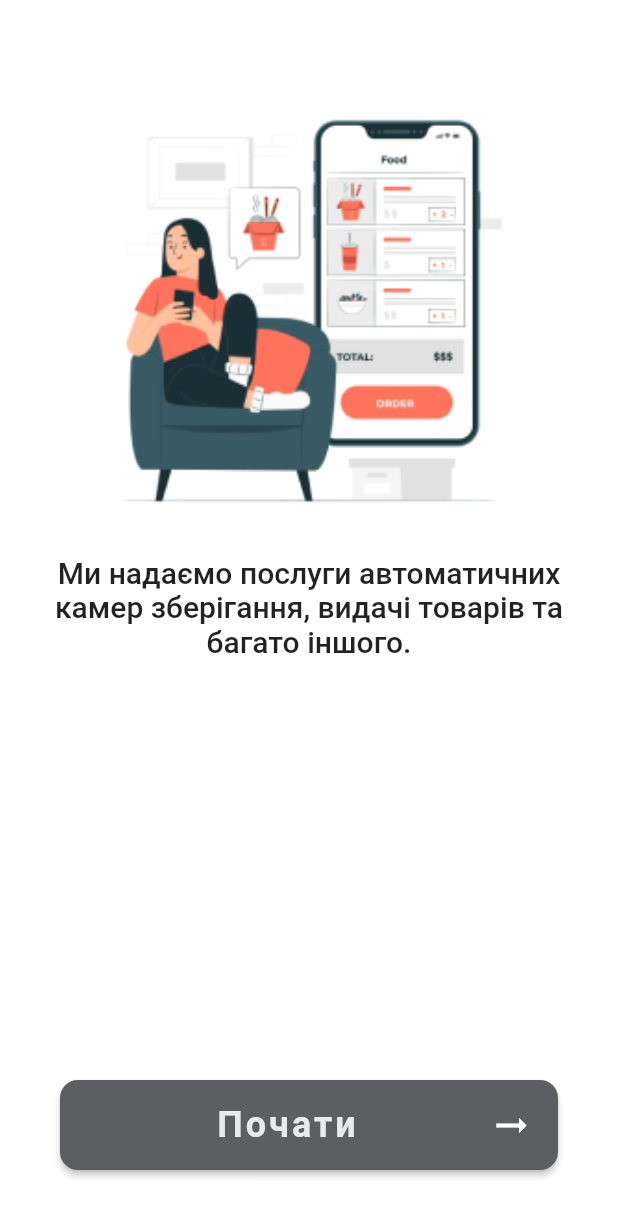
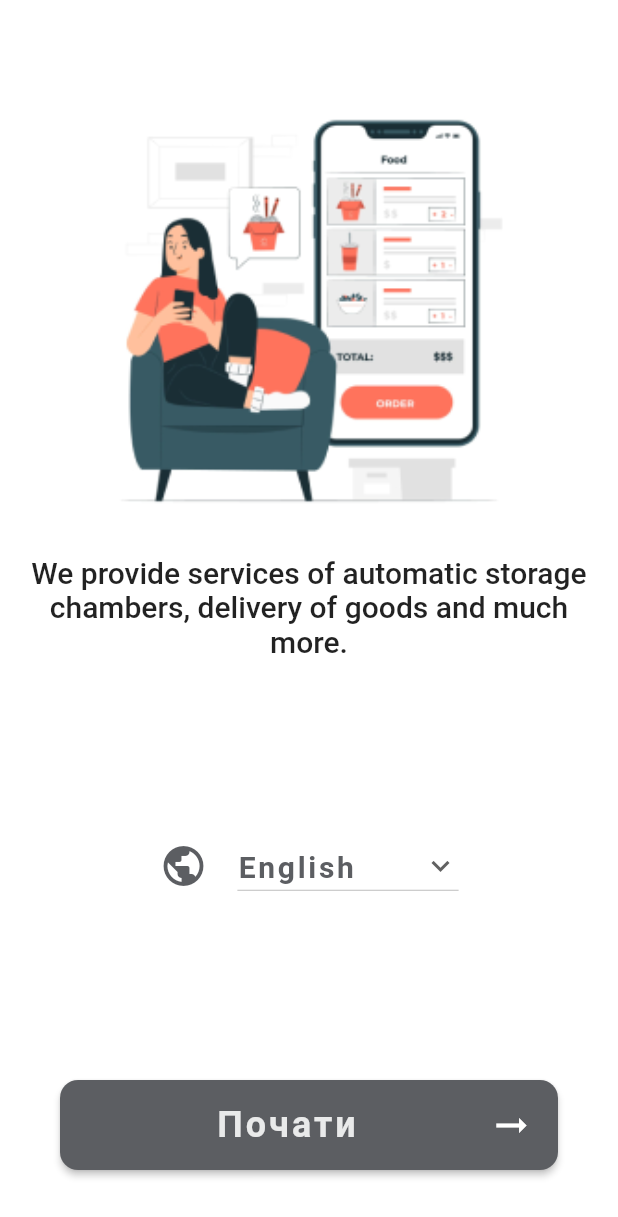
Before and after one commit to MVK-GROUP/webapp, a Flutter app: the screen it shows after launch, on a phone screen of 412 x 824 dp. Shown: the top 1217 px of the screen. Run offline on Flutter 3.47's test engine with Material 2 defaults, Android fonts, the light colour scheme and no system bars; our stand-ins replace easy_localization, google_fonts, intl_phone_number_input, pinput, qr_flutter, shared_preferences and 1 more; missing offline and left inert: dart:js, mobile_scanner.

Commit message:
Start working with i18n

```diff
--- /dev/null
+++ b/assets/translations/en.json
@@ -0,0 +1,5 @@
+{
+    "app_title": "Meal App",
+    "welcome_title": "We provide services of automatic storage chambers, delivery of goods and much more.",
+    "msg_named": "Testing {lang} language"
+}
--- /dev/null
+++ b/assets/translations/ru.json
@@ -0,0 +1,5 @@
+{
+    "app_title": "Главное Меню",
+    "welcome_title": "Мы предоставляем услуги автоматических камер хранения, выдачи товаров и многое другое.",
+    "msg_named": "Тестирование {lang} языка"
+}
--- /dev/null
+++ b/assets/translations/uk.json
@@ -0,0 +1,5 @@
+{
+    "app_title": "Головне Блюдо",
+    "welcome_title": "Ми надаємо послуги автоматичних камер зберігання, видачі товарів та багато іншого.",
+    "msg_named": "Тестування {lang} мови"
+}
--- a/lib/app.dart
+++ b/lib/app.dart
@@ -1,3 +1,4 @@
+import 'package:easy_localization/easy_localization.dart';
 import 'package:flutter/material.dart';
 import 'package:google_fonts/google_fonts.dart';
 import 'package:mvk_app/models/lockers.dart';
@@ -8,6 +9,7 @@ import 'package:mvk_app/screens/auth/auth_screen.dart';
 import 'package:mvk_app/screens/check_payment_screen.dart';
 import 'package:mvk_app/screens/confirm_locker_screen.dart';
 import 'package:mvk_app/screens/splash_screen.dart';
+import 'package:mvk_app/utilities/locales.dart';
 import 'package:provider/provider.dart';
 
 import 'style.dart';
@@ -96,6 +98,11 @@ class RouteGenerator {
 class App extends StatelessWidget {
   const App({Key? key}) : super(key: key);
 
+  Future<LocaleObject> _initializedLocale() async {
+    var locale = SupportedLocales.defaultLocale;
+    return locale;
+  }
+
   @override
   Widget build(BuildContext context) {
     return MultiProvider(
@@ -116,8 +123,17 @@ class App extends StatelessWidget {
           ),
         ],
         child: Consumer<Auth>(builder: (ctx, auth, _) {
+          return FutureBuilder(
+              future: _initializedLocale(),
+              builder: (ctx, snapshot) {
+                if (snapshot.hasData) {
+                  print(
+                      "snapshot data: ${(snapshot.data as LocaleObject).locale}");
                   return MaterialApp(
                     title: 'MVK APP',
+                    localizationsDelegates: context.localizationDelegates,
+                    supportedLocales: context.supportedLocales,
+                    locale: SupportedLocales.defaultLocale.locale,
                     home: auth.isAuth
                         ? const MenuScreen()
                         : FutureBuilder(
@@ -136,7 +152,8 @@ class App extends StatelessWidget {
                       QrScannerScreen.routeName: (ctx) => QrScannerScreen(),
                       MenuScreen.routeName: (ctx) => const MenuScreen(),
                       PayScreen.routeName: (ctx) => const PayScreen(),
-              SuccessOrderScreen.routeName: (ctx) => const SuccessOrderScreen(),
+                      SuccessOrderScreen.routeName: (ctx) =>
+                          const SuccessOrderScreen(),
                       HistoryScreen.routeName: (ctx) => const HistoryScreen(),
                       GoodsScreen.routeName: (ctx) => const GoodsScreen(),
                       AllGoodsScreen.routeName: (ctx) => const AllGoodsScreen(),
@@ -147,6 +164,18 @@ class App extends StatelessWidget {
                         RouteGenerator.generateRoute(settings, context, auth),
                     theme: _theme(),
                   );
+                } else {
+                  return const MaterialApp(
+                    home: Center(
+                      child: SizedBox(
+                        height: 150,
+                        width: 150,
+                        child: CircularProgressIndicator(),
+                      ),
+                    ),
+                  );
+                }
+              });
         }));
   }
 
--- a/lib/main.dart
+++ b/lib/main.dart
@@ -1,8 +1,16 @@
+import 'package:easy_localization/easy_localization.dart';
 import 'package:flutter/material.dart';
+import 'package:mvk_app/utilities/locales.dart';
 import 'package:url_strategy/url_strategy.dart';
 import 'app.dart';
 
 Future<void> main() async {
   setPathUrlStrategy();
-  runApp(const App());
+  WidgetsFlutterBinding.ensureInitialized();
+  await EasyLocalization.ensureInitialized();
+  runApp(EasyLocalization(
+    child: const App(),
+    supportedLocales: SupportedLocales.locales,
+    path: 'assets/translations',
+  ));
 }
--- a/lib/screens/auth/auth_screen.dart
+++ b/lib/screens/auth/auth_screen.dart
@@ -1,11 +1,10 @@
+import 'package:easy_localization/easy_localization.dart';
 import 'package:flutter/material.dart';
 import 'package:mvk_app/screens/auth/otp_page.dart';
 import 'package:mvk_app/screens/auth/phone_page.dart';
 import 'package:mvk_app/screens/auth/welcome_page.dart';
 import 'package:mvk_app/screens/global_menu.dart';
-import 'package:provider/provider.dart';
-
-import '../../providers/order.dart';
+import 'package:mvk_app/utilities/locales.dart';
 
 enum PageType {
   welcome,
@@ -25,10 +24,17 @@ class AuthScreen extends StatefulWidget {
 }
 
 class _AuthScreenState extends State<AuthScreen> {
+  late LocaleObject currentLocale;
   final controller = PageController(
     initialPage: 0,
   );
   String? phoneNumber;
+
+  @override
+  void initState() {
+    currentLocale = SupportedLocales.defaultLocale;
+    super.initState();
+  }
 
   @override
   void dispose() {
@@ -46,6 +52,8 @@ class _AuthScreenState extends State<AuthScreen> {
         children: [
           WelcomePage(
             changePage: changePageTo,
+            selectedLocale: changeLocale,
+            currentLocale: SupportedLocales.defaultLocale,
           ),
           PhoneWidget(
             changePage: changePageTo,
@@ -58,6 +66,15 @@ class _AuthScreenState extends State<AuthScreen> {
         ],
       ),
     ));
+  }
+
+  void changeLocale(LocaleObject? localeObject) {
+    if (localeObject != null) {
+      print("change locale on: ${localeObject.code}");
+      setState(() {
+        context.setLocale(localeObject.locale);
+      });
+    }
   }
 
   void changePageTo(PageType page) async {
--- a/lib/screens/auth/welcome_page.dart
+++ b/lib/screens/auth/welcome_page.dart
@@ -1,15 +1,27 @@
+import 'package:easy_localization/easy_localization.dart';
 import 'package:flutter/material.dart';
 import 'package:mvk_app/screens/auth/auth_screen.dart';
+import 'package:mvk_app/style.dart';
+import 'package:mvk_app/utilities/locales.dart';
 import '../../widgets/image_banner.dart';
 import '../../widgets/main_button.dart';
 
 class WelcomePage extends StatelessWidget {
   final Function(PageType) changePage;
+  final Function(LocaleObject?) selectedLocale;
+  final LocaleObject currentLocale;
 
-  const WelcomePage({required this.changePage, Key? key}) : super(key: key);
+  const WelcomePage(
+      {required this.changePage,
+      required this.currentLocale,
+      required this.selectedLocale,
+      Key? key})
+      : super(key: key);
 
   @override
   Widget build(BuildContext context) {
+    print("text: ${'welcome_title'.tr()}");
+    print(context.locale.languageCode);
     return CustomScrollView(slivers: [
       SliverFillRemaining(
         hasScrollBody: false,
@@ -27,12 +39,26 @@ class WelcomePage extends StatelessWidget {
                 ),
                 Container(
                   child: Text(
-                    'Ми надаємо послуги автоматичних камер зберігання, видачі товарів та багато іншого.',
+                    'welcome_title'.tr(),
                     style: Theme.of(context).textTheme.headline6,
                     textAlign: TextAlign.center,
                   ),
                   margin: const EdgeInsets.fromLTRB(10, 20, 10, 0),
                   padding: const EdgeInsets.all(6.0),
+                ),
+                const Spacer(),
+                Row(
+                  mainAxisAlignment: MainAxisAlignment.center,
+                  children: [
+                    const Icon(
+                      Icons.public,
+                      color: AppColors.mainColor,
+                      size: 32,
+                    ),
+                    const SizedBox(width: 20),
+                    LanguageDropDownWidget(
+                        locale: currentLocale, selectedLocale: selectedLocale),
+                  ],
                 ),
                 const Spacer(),
                 Container(
@@ -54,3 +80,35 @@ class WelcomePage extends StatelessWidget {
     ]);
   }
 }
+
+class LanguageDropDownWidget extends StatelessWidget {
+  final LocaleObject locale;
+  final Function selectedLocale;
+
+  const LanguageDropDownWidget(
+      {required this.locale, required this.selectedLocale, Key? key})
+      : super(key: key);
+
+  @override
+  Widget build(BuildContext context) {
+    return DropdownButton<LocaleObject>(
+      value: locale,
+      icon: const Icon(Icons.keyboard_arrow_down),
+      elevation: 4,
+      underline: null,
+      style: const TextStyle(
+          color: AppColors.mainColor,
+          fontSize: 20,
+          fontWeight: FontWeight.w600,
+          letterSpacing: 1.8),
+      focusColor: Colors.white,
+      onChanged: (LocaleObject? newValue) => selectedLocale(newValue),
+      items: SupportedLocales.lockaleObjects.map((LocaleObject value) {
+        return DropdownMenuItem(
+          value: value,
+          child: Text(value.title),
+        );
+      }).toList(),
+    );
+  }
+}
--- /dev/null
+++ b/lib/utilities/locales.dart
@@ -0,0 +1,43 @@
+import 'package:flutter/cupertino.dart';
+
+class LocaleObject {
+  final String code;
+  final String title;
+  final Locale locale;
+
+  const LocaleObject({
+    required this.code,
+    required this.title,
+    required this.locale,
+  });
+}
+
+class SupportedLocales {
+  static final _locales = [
+    const LocaleObject(code: "uk", title: "Українська", locale: Locale('uk')),
+    const LocaleObject(code: "en", title: "English", locale: Locale('en')),
+    const LocaleObject(code: "ru", title: "Русский", locale: Locale('ru')),
+  ];
+
+  static LocaleObject get defaultLocale {
+    return const LocaleObject(
+        code: "en", title: "English", locale: Locale('en'));
+  }
+
+  static LocaleObject getLocaleByCode(String code) {
+    return _locales.firstWhere((locale) => locale.code == code,
+        orElse: () => defaultLocale);
+  }
+
+  static List<LocaleObject> get lockaleObjects {
+    return _locales;
+  }
+
+  static List<Locale> get locales {
+    return _locales.map((e) => e.locale).toList();
+  }
+
+  static List<String> get languages {
+    return _locales.map((e) => e.title).toList();
+  }
+}
--- a/pubspec.yaml
+++ b/pubspec.yaml
@@ -27,6 +27,7 @@ environment:
 # the latest version available on pub.dev. To see which dependencies have newer
 # versions available, run `flutter pub outdated`.
 dependencies:
+  easy_localization: ^3.0.1
   flutter:
     sdk: flutter
   google_fonts: ^2.3.1
@@ -67,6 +68,7 @@ flutter:
     - assets/images/uploads/
     - assets/logo/
     - assets/data/
+    - assets/translations/
 
   # An image asset can refer to one or more resolution-specific "variants", see
   # https://flutter.dev/assets-and-images/#resolution-aware.
```
Also changed, not shown: pubspec.lock. Lines whose indentation alone changed are shown as unchanged.
